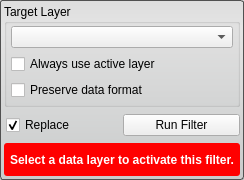
Above: Interface/ToolInterface/GradientMagnitudeFilterInterface.ui from jessdtate/Seg3D before the change. Below: the same form after it.
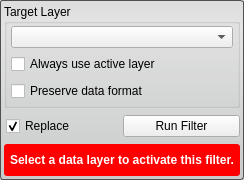
That is the form after the change. Custom widgets are drawn as their Qt base class.

Commit message: updates to the Cmake files to remove warnings on Externals updated the SingleTargetTool so that it can handle setting the validity properly for tools and filters that have more than one required combobox. updated all the tool and filter UI's

Diff of the .ui file:
```diff
--- a/Interface/ToolInterface/GradientMagnitudeFilterInterface.ui
+++ b/Interface/ToolInterface/GradientMagnitudeFilterInterface.ui
@@ -184,6 +184,12 @@
        <height>32</height>
       </size>
      </property>
+     <property name="maximumSize">
+      <size>
+       <width>16777215</width>
+       <height>32</height>
+      </size>
+     </property>
      <property name="styleSheet">
       <string notr="true">QLabel#message_{
 	color: white;
```
The commit also changes 34 other files.
